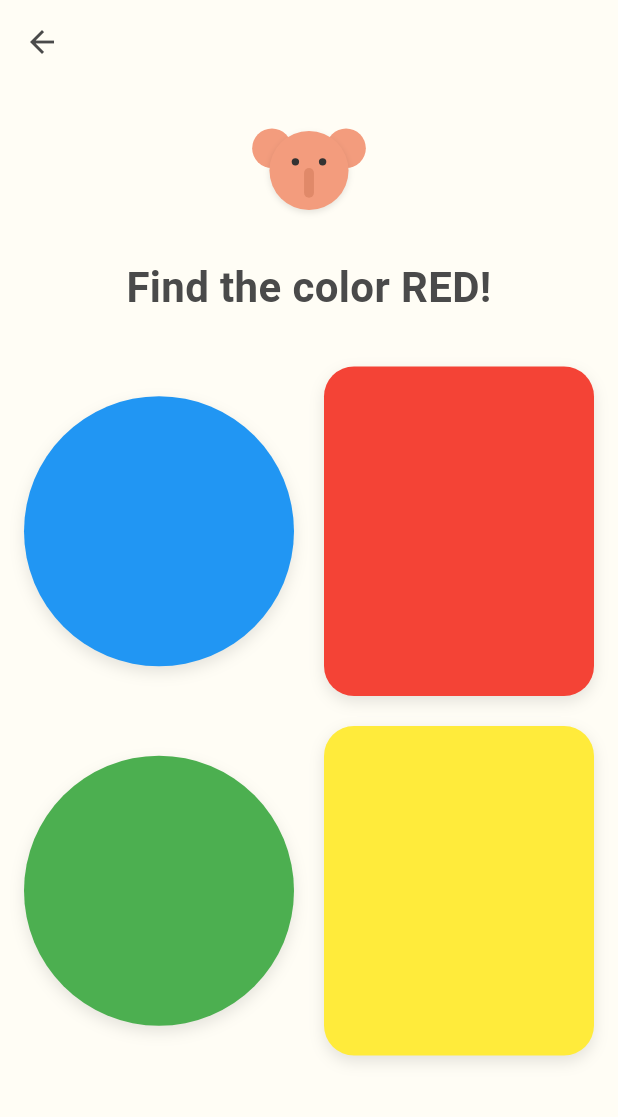
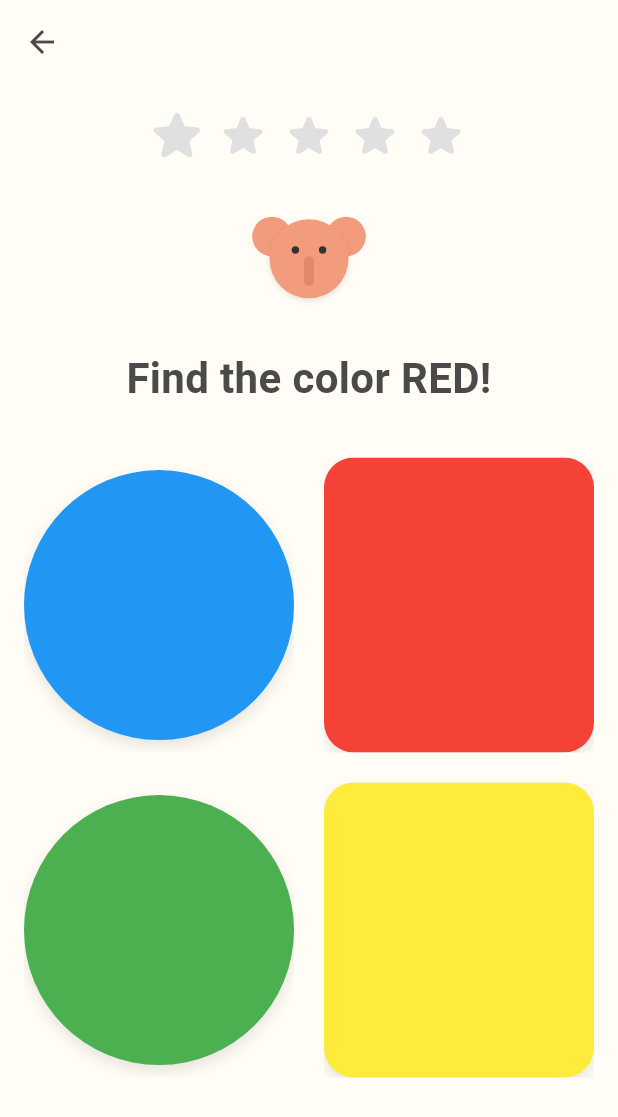
Before and after one commit to Subraj-Kumar/Bobo-Interactive-App, a Flutter app: the ColorGameScreen screen opened directly, after a tap on "Start Safari", on a phone screen of 412 x 824 dp. Shown: the top 1117 px of the screen. Run offline on Flutter 3.47's test engine with Material 3 defaults, Android fonts, the phone set to English and light mode, and no system bars; our stand-ins replace audioplayers, camera, confetti; missing offline and left inert: google_mlkit_image_labeling; Roboto replaces fonts that are missing (ComicSans).

Commit message:
Enhance Color Game and Camera Hunt features with visual feedback improvements

```diff
--- a/lib/task1.dart
+++ b/lib/task1.dart
@@ -54,7 +54,7 @@ class _ColorGameScreenState extends State<ColorGameScreen> {
   void initState() {
     super.initState();
     _confettiController = ConfettiController(
-      duration: const Duration(seconds: 2),
+      duration: const Duration(milliseconds: 1500),
     );
   }
 
@@ -145,7 +145,7 @@ class _ColorGameScreenState extends State<ColorGameScreen> {
               confettiController: _confettiController,
               blastDirectionality: BlastDirectionality.explosive,
               emissionFrequency: 0.05,
-              numberOfParticles: 30,
+              numberOfParticles: 40,
               gravity: 0.3,
             ),
           ),
@@ -202,6 +202,7 @@ class _ColorGameScreenState extends State<ColorGameScreen> {
             shape: RoundedRectangleBorder(
               borderRadius: BorderRadius.circular(30),
             ),
+            elevation: 5,
           ),
           child: const Text(
             "Start Safari",
@@ -220,6 +221,8 @@ class _ColorGameScreenState extends State<ColorGameScreen> {
     final size = MediaQuery.of(context).size;
     final currentRound = _rounds[_currentRoundIndex];
     final Color targetColor = currentRound['targetColor'];
+
+    // Seed the randomizer based on the round so it doesn't shuffle on every setState rebuild
     List<Color> options = List.from(currentRound['options']);
     options.shuffle(Random(_currentRoundIndex));
 
@@ -227,21 +230,54 @@ class _ColorGameScreenState extends State<ColorGameScreen> {
       mainAxisAlignment: MainAxisAlignment.start,
       children: [
         SizedBox(height: size.height * 0.02),
+
+        // Visual Progress Tracker (Stars)
+        Row(
+          mainAxisAlignment: MainAxisAlignment.center,
+          children: List.generate(5, (index) {
+            return Padding(
+              padding: const EdgeInsets.symmetric(horizontal: 4.0),
+              child: AnimatedScale(
+                scale: index == _currentRoundIndex ? 1.2 : 1.0,
+                duration: const Duration(milliseconds: 300),
+                child: Icon(
+                  Icons.star_rounded,
+                  color: index < _currentRoundIndex
+                      ? Colors.amber
+                      : Colors.grey.shade300,
+                  size: 36,
+                ),
+              ),
+            );
+          }),
+        ),
+
+        SizedBox(height: size.height * 0.03),
         SizedBox(
           width: min(size.width * 0.2, 100),
           child: const FittedBox(child: BoboFace()),
         ),
         SizedBox(height: size.height * 0.02),
-        Text(
+
+        // Feedback Message
+        AnimatedSwitcher(
+          duration: const Duration(milliseconds: 300),
+          child: Text(
             _feedbackMessage,
+            key: ValueKey<String>(_feedbackMessage),
             textAlign: TextAlign.center,
             style: TextStyle(
               fontSize: size.width * 0.07 > 28 ? 28 : size.width * 0.07,
               fontWeight: FontWeight.bold,
-            color: _isWrongAnswer ? Colors.redAccent : const Color(0xFF4A4A4A),
+              color: _isWrongAnswer
+                  ? Colors.redAccent
+                  : const Color(0xFF4A4A4A),
+            ),
           ),
         ),
         SizedBox(height: size.height * 0.04),
+
+        // Shape Grid with Tactile Feedback
         Expanded(
           child: LayoutBuilder(
             builder: (context, constraints) {
@@ -257,17 +293,25 @@ class _ColorGameScreenState extends State<ColorGameScreen> {
                 ),
                 itemCount: options.length,
                 itemBuilder: (context, index) {
-                  return GestureDetector(
+                  final isCircle = index % 2 == 0;
+                  final borderRadius = isCircle
+                      ? BorderRadius.circular(1000)
+                      : BorderRadius.circular(20);
+
+                  return Material(
+                    color: Colors.transparent,
+                    child: InkWell(
                       onTap: () => _handleColorTap(options[index], targetColor),
-                    child: Container(
+                      borderRadius: borderRadius,
+                      splashColor: Colors.white.withOpacity(0.3),
+                      highlightColor: Colors.white.withOpacity(0.1),
+                      child: Ink(
                         decoration: BoxDecoration(
                           color: options[index],
-                        shape: index % 2 == 0
+                          shape: isCircle
                               ? BoxShape.circle
                               : BoxShape.rectangle,
-                        borderRadius: index % 2 != 0
-                            ? BorderRadius.circular(20)
-                            : null,
+                          borderRadius: isCircle ? null : borderRadius,
                           boxShadow: [
                             BoxShadow(
                               color: Colors.black.withOpacity(0.1),
@@ -275,6 +319,7 @@ class _ColorGameScreenState extends State<ColorGameScreen> {
                               offset: const Offset(0, 4),
                             ),
                           ],
+                        ),
                       ),
                     ),
                   );
@@ -325,6 +370,7 @@ class _ColorGameScreenState extends State<ColorGameScreen> {
             shape: RoundedRectangleBorder(
               borderRadius: BorderRadius.circular(30),
             ),
+            elevation: 5,
           ),
           child: const Text(
             "Play Again",
@@ -340,16 +386,52 @@ class _ColorGameScreenState extends State<ColorGameScreen> {
   }
 }
 
-class BoboFace extends StatelessWidget {
+/// A stateful Bobo face that gently floats up and down to feel "alive"
+class BoboFace extends StatefulWidget {
   const BoboFace({Key? key}) : super(key: key);
+
+  @override
+  State<BoboFace> createState() => _BoboFaceState();
+}
+
+class _BoboFaceState extends State<BoboFace>
+    with SingleTickerProviderStateMixin {
+  late AnimationController _breathingController;
+
+  @override
+  void initState() {
+    super.initState();
+    // Creates a smooth, continuous up-and-down floating effect
+    _breathingController = AnimationController(
+      vsync: this,
+      duration: const Duration(milliseconds: 1500),
+    )..repeat(reverse: true);
+  }
+
+  @override
+  void dispose() {
+    _breathingController.dispose();
+    super.dispose();
+  }
+
   @override
   Widget build(BuildContext context) {
-    return SizedBox(
+    return AnimatedBuilder(
+      animation: _breathingController,
+      builder: (context, child) {
+        return Transform.translate(
+          // Moves Bobo smoothly by 8 pixels up and down
+          offset: Offset(0, -8 * _breathingController.value),
+          child: child,
+        );
+      },
+      child: SizedBox(
         width: 250,
         height: 250,
         child: Stack(
           alignment: Alignment.center,
           children: [
+            // Left Ear
             Positioned(
               left: 10,
               top: 40,
@@ -362,6 +444,7 @@ class BoboFace extends StatelessWidget {
                 ),
               ),
             ),
+            // Right Ear
             Positioned(
               right: 10,
               top: 40,
@@ -374,6 +457,7 @@ class BoboFace extends StatelessWidget {
                 ),
               ),
             ),
+            // Main Head
             Container(
               width: 160,
               height: 160,
@@ -389,6 +473,7 @@ class BoboFace extends StatelessWidget {
                 ],
               ),
             ),
+            // Left Eye
             Positioned(
               left: 90,
               top: 100,
@@ -401,6 +486,7 @@ class BoboFace extends StatelessWidget {
                 ),
               ),
             ),
+            // Right Eye
             Positioned(
               right: 90,
               top: 100,
@@ -413,6 +499,7 @@ class BoboFace extends StatelessWidget {
                 ),
               ),
             ),
+            // Trunk
             Positioned(
               top: 120,
               child: Container(
@@ -426,6 +513,7 @@ class BoboFace extends StatelessWidget {
             ),
           ],
         ),
+      ),
     );
   }
 }
```
Also changed, not shown: lib/task2.dart (+70 -18 lines). Lines whose indentation alone changed are shown as unchanged.
